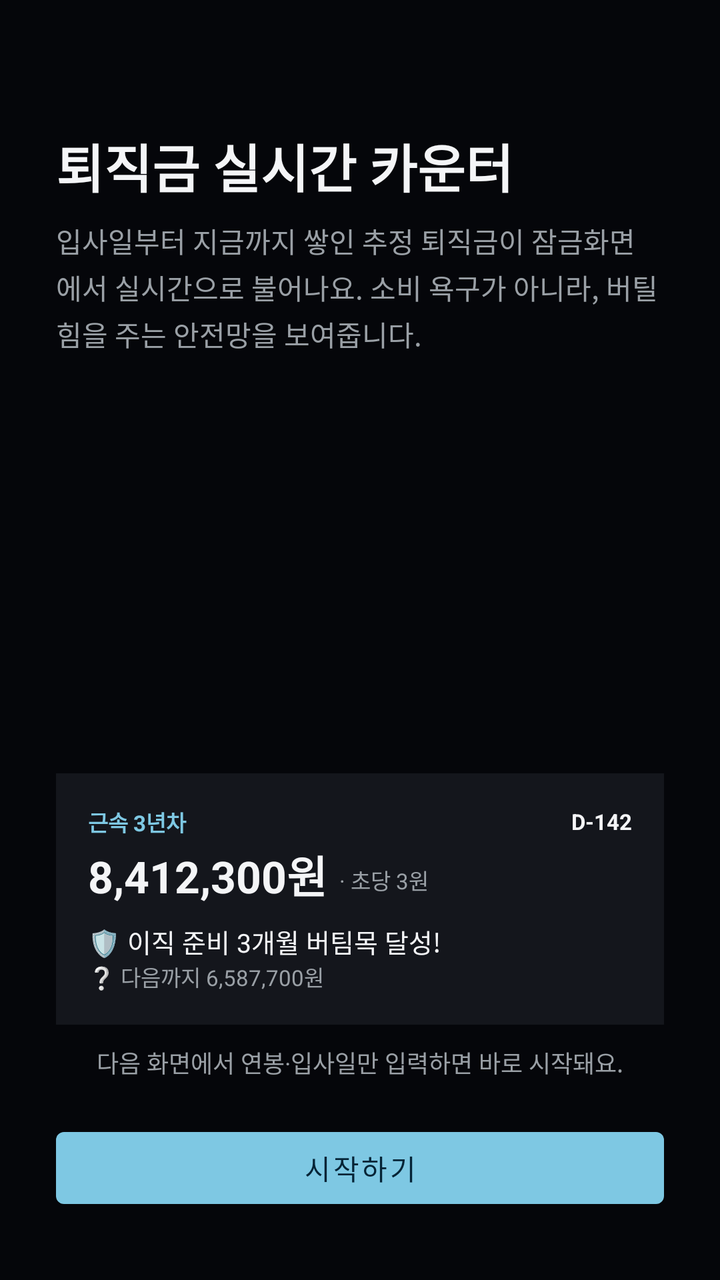
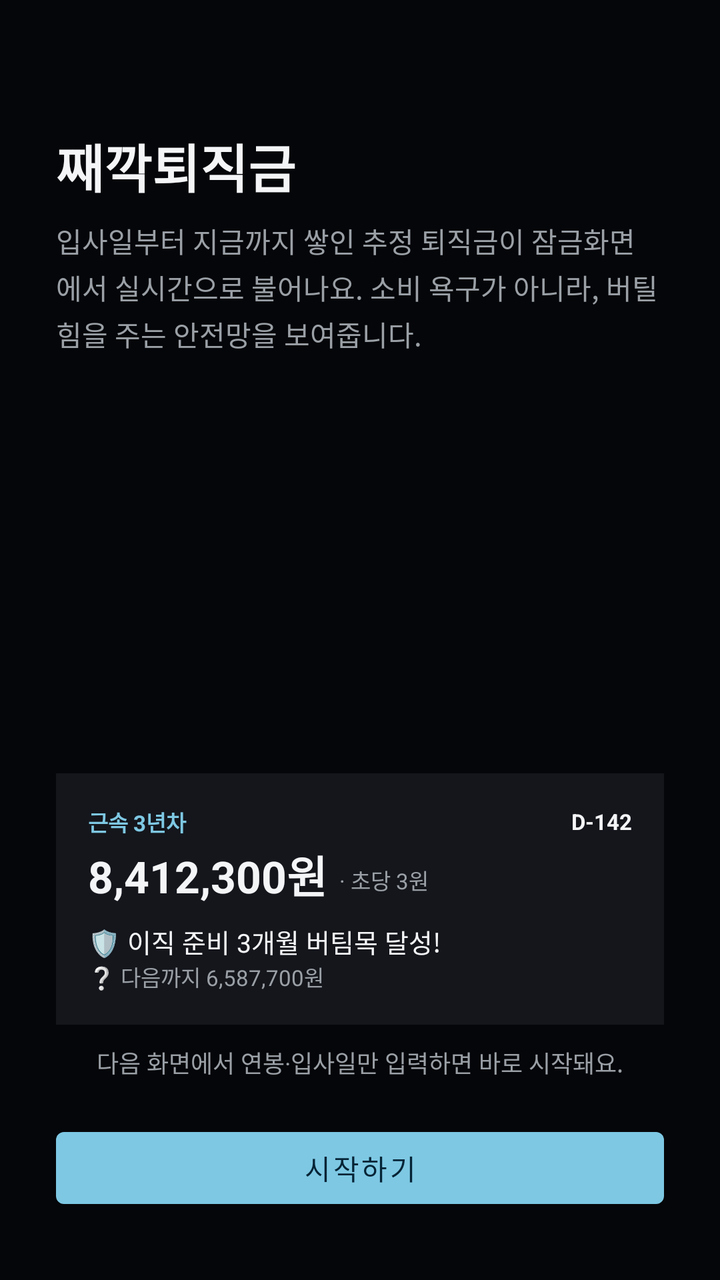

The first picture is an Android layout as it rendered before a commit; the second is the same layout after the commit. The layout source and the unified diff follow.
<!-- AndroidManifest.xml: application theme Theme.SeveranceCounter -->
<!-- res/layout/activity_onboarding.xml -->
<?xml version="1.0" encoding="utf-8"?>
<LinearLayout xmlns:android="http://schemas.android.com/apk/res/android"
    xmlns:app="http://schemas.android.com/apk/res-auto"
    android:layout_width="match_parent"
    android:layout_height="match_parent"
    android:orientation="vertical"
    android:background="#05060A"
    android:paddingStart="28dp"
    android:paddingEnd="28dp"
    android:paddingTop="64dp"
    android:paddingBottom="32dp">

    <TextView
        android:layout_width="wrap_content"
        android:layout_height="wrap_content"
        android:text="퇴직금 실시간 카운터"
        android:textColor="#F4F5F7"
        android:textSize="26sp"
        android:textStyle="bold" />

    <TextView
        android:layout_width="match_parent"
        android:layout_height="wrap_content"
        android:layout_marginTop="8dp"
        android:text="입사일부터 지금까지 쌓인 추정 퇴직금이 잠금화면에서 실시간으로 불어나요. 소비 욕구가 아니라, 버틸 힘을 주는 안전망을 보여줍니다."
        android:textColor="#9AA0A6"
        android:textSize="14sp"
        android:lineSpacingExtra="3dp" />

    <View
        android:layout_width="match_parent"
        android:layout_height="0dp"
        android:layout_weight="1" />

    
    <LinearLayout
        android:layout_width="match_parent"
        android:layout_height="wrap_content"
        android:orientation="vertical"
        android:background="#14161C"
        android:padding="16dp">

        <LinearLayout
            android:layout_width="match_parent"
            android:layout_height="wrap_content"
            android:orientation="horizontal"
            android:gravity="center_vertical">

            <TextView
                android:layout_width="0dp"
                android:layout_height="wrap_content"
                android:layout_weight="1"
                android:text="근속 3년차"
                android:textColor="#7EC8E3"
                android:textSize="11sp"
                android:textStyle="bold" />

            <TextView
                android:layout_width="wrap_content"
                android:layout_height="wrap_content"
                android:text="D-142"
                android:textColor="#F4F5F7"
                android:textSize="11sp"
                android:textStyle="bold" />
        </LinearLayout>

        <LinearLayout
            android:layout_width="match_parent"
            android:layout_height="wrap_content"
            android:orientation="horizontal"
            android:gravity="bottom"
            android:layout_marginTop="2dp">

            <TextView
                android:layout_width="wrap_content"
                android:layout_height="wrap_content"
                android:text="8,412,300원"
                android:textColor="#F4F5F7"
                android:textSize="22sp"
                android:textStyle="bold" />

            <TextView
                android:layout_width="wrap_content"
                android:layout_height="wrap_content"
                android:layout_marginStart="6dp"
                android:layout_marginBottom="2dp"
                android:text="· 초당 3원"
                android:textColor="#9AA0A6"
                android:textSize="11sp" />
        </LinearLayout>

        <TextView
            android:layout_width="match_parent"
            android:layout_height="wrap_content"
            android:layout_marginTop="8dp"
            android:text="🛡️ 이직 준비 3개월 버팀목 달성!"
            android:textColor="#F4F5F7"
            android:textSize="13sp" />

        <TextView
            android:layout_width="match_parent"
            android:layout_height="wrap_content"
            android:text="❔ 다음까지 6,587,700원"
            android:textColor="#9AA0A6"
            android:textSize="11sp" />
    </LinearLayout>

    <TextView
        android:layout_width="match_parent"
        android:layout_height="wrap_content"
        android:layout_marginTop="10dp"
        android:text="다음 화면에서 연봉·입사일만 입력하면 바로 시작돼요."
        android:textColor="#9AA0A6"
        android:textSize="12sp"
        android:gravity="center" />

    <com.google.android.material.button.MaterialButton
        android:id="@+id/btnGetStarted"
        android:layout_width="match_parent"
        android:layout_height="wrap_content"
        android:layout_marginTop="20dp"
        android:text="시작하기"
        app:backgroundTint="#7EC8E3"
        android:textColor="#052436" />

</LinearLayout>
<!-- resources referenced by this layout -->
<resources>
  <style name="Theme.SeveranceCounter" parent="Theme.MaterialComponents.DayNight.NoActionBar">
          <item name="colorPrimary">#7EC8E3</item>
          <item name="colorPrimaryDark">#05060A</item>
          <item name="colorAccent">#7EC8E3</item>
          <item name="android:windowBackground">#0B0C10</item>
      </style>
</resources>

<!-- the commit's change to res/layout/activity_onboarding.xml (unified diff, before → after) -->
@@ -13,7 +13,7 @@
     <TextView
         android:layout_width="wrap_content"
         android:layout_height="wrap_content"
-        android:text="퇴직금 실시간 카운터"
+        android:text="째깍퇴직금"
         android:textColor="#F4F5F7"
         android:textSize="26sp"
         android:textStyle="bold" />
